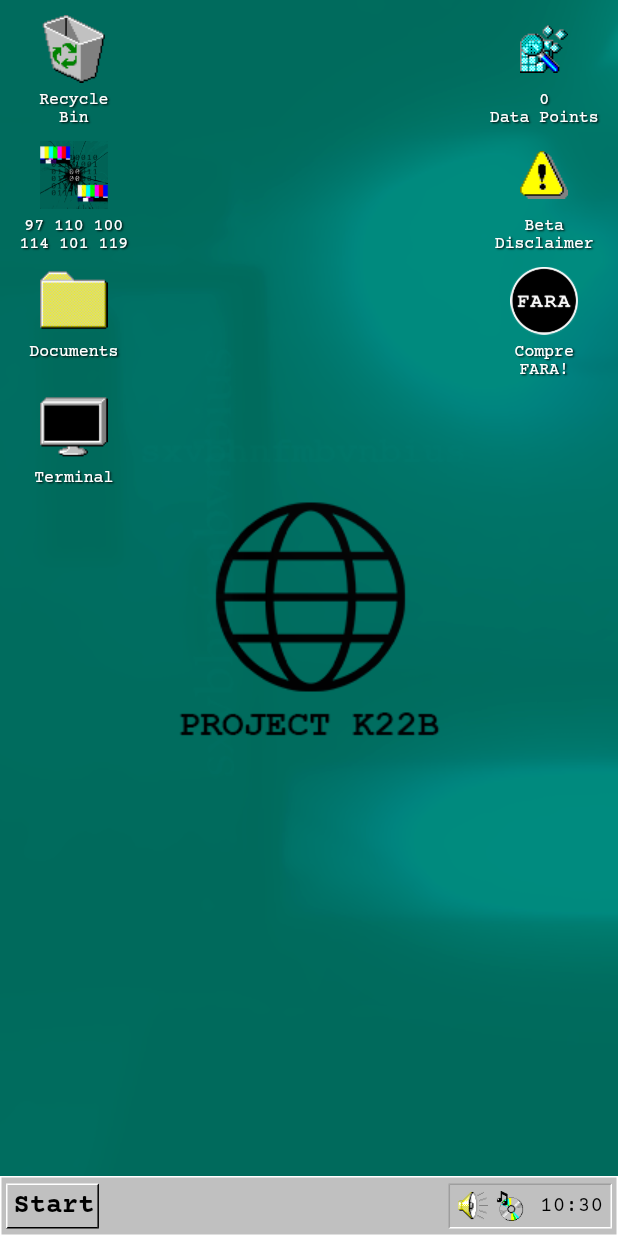
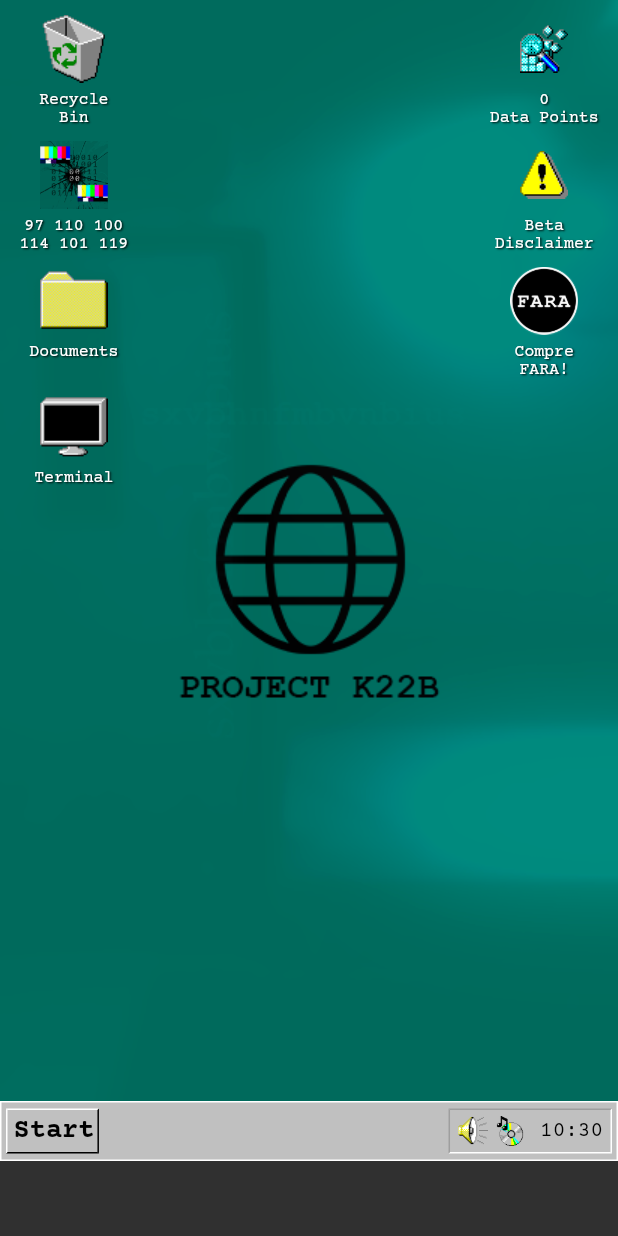
Before and after one commit to ricarthlima/for-a-real-angel, a Flutter app: the Desktop screen opened directly, after a tap on "97 110 100 114 101 119", on a phone screen of 412 x 824 dp. Run offline on Flutter 3.47's test engine with Material 2 defaults, Android fonts, the phone set to English and light mode, and no system bars; our stand-ins replace after_layout, audioplayers, carousel_slider, package_info, shared_preferences; missing offline and left inert: firebase_admob, soundpool, swipedetector; accounts and stored records are empty.

Commit message:
adicionado ads no demo

```diff
--- a/lib/desktop.dart
+++ b/lib/desktop.dart
@@ -1,9 +1,11 @@
 import 'dart:convert';
 
 import 'package:after_layout/after_layout.dart';
+import 'package:firebase_admob/firebase_admob.dart';
 import 'package:for_a_real_angel_demo/helper/customDialog.dart';
 import 'package:for_a_real_angel_demo/helper/sound_player.dart';
 import 'package:for_a_real_angel_demo/screens/desktop_screen.dart';
+import 'package:for_a_real_angel_demo/values/ad_values.dart';
 import 'package:for_a_real_angel_demo/values/preferences_keys.dart';
 import 'package:for_a_real_angel_demo/partials/taskbar.dart';
 import 'package:flutter/material.dart';
@@ -20,10 +22,15 @@ class Desktop extends StatefulWidget {
 
 class _DesktopState extends State<Desktop> with AfterLayoutMixin<Desktop> {
   String wallpaper = "assets/wallpaper-def.png";
+  BannerAd myBanner;
 
   @override
   void initState() {
     super.initState();
+    FirebaseAdMob.instance.initialize(appId: AdValues.app);
+
+    startBanner();
+    displayBanner();
   }
 
   @override
@@ -31,11 +38,40 @@ class _DesktopState extends State<Desktop> with AfterLayoutMixin<Desktop> {
     _versionVerification(context);
   }
 
+  void startBanner() {
+    myBanner = BannerAd(
+      adUnitId: AdValues.banner,
+      size: AdSize.smartBanner,
+      targetingInfo: AdValues.targetingInfo,
+      listener: (MobileAdEvent event) {
+        if (event == MobileAdEvent.opened) {
+          // MobileAdEvent.opened
+          // MobileAdEvent.clicked
+          // MobileAdEvent.closed
+          // MobileAdEvent.failedToLoad
+          // MobileAdEvent.impression
+          // MobileAdEvent.leftApplication
+        }
+      },
+    );
+  }
+
+  void displayBanner() {
+    myBanner
+      ..load()
+      ..show(
+        anchorOffset: 0.0,
+        anchorType: AnchorType.bottom,
+      );
+  }
+
   @override
   Widget build(BuildContext context) {
     Size size = MediaQuery.of(context).size;
     return Scaffold(
-      body: Stack(
+      body: Container(
+        padding: EdgeInsets.only(bottom: 50),
+        child: Stack(
           children: <Widget>[
             SwipeDetector(
               onSwipeLeft: () {
@@ -59,6 +95,7 @@ class _DesktopState extends State<Desktop> with AfterLayoutMixin<Desktop> {
               soundPlayer: widget.soundPlayer,
             ),
           ],
+        ),
       ),
     );
   }
--- /dev/null
+++ b/lib/values/ad_values.dart
@@ -0,0 +1,14 @@
+import 'package:firebase_admob/firebase_admob.dart';
+
+class AdValues {
+  static const String app = "ca-app-pub-1049717100151954~1139524725";
+  static const String banner = "ca-app-pub-1049717100151954/5071030879";
+  static const String tela = "ca-app-pub-1049717100151954/1422116827";
+  static const String premiado = "ca-app-pub-1049717100151954/5310704023";
+
+  static const MobileAdTargetingInfo targetingInfo = MobileAdTargetingInfo(
+    keywords: <String>['game', 'puzzle', 'mistery', 'jogo', 'riddle'],
+    childDirected: false,
+    testDevices: <String>[],
+  );
+}
--- a/pubspec.yaml
+++ b/pubspec.yaml
@@ -13,7 +13,7 @@ description: Version demo from F(or) A Real Angel.
 # https://developer.apple.com/library/archive/documentation/General/Reference/InfoPlistKeyReference/Articles/CoreFoundationKeys.html
 
 # MUDA TAMBÉM EM "values/internalVersion" <<<<<<<<<<<<<<<<<<<<<<<<<<<<<<<<<<<<<<<<<<<<<<
-version: 0.1.0+1
+version: 0.2.0+2
 
 environment:
   sdk: ">=2.2.2 <3.0.0"
@@ -33,6 +33,9 @@ dependencies:
   carousel_slider: ^1.4.1
   audioplayers: ^0.13.7
   after_layout: ^1.0.7+2
+
+  # Firebase for Ads
+  firebase_admob: ^0.9.0+10
 
 dev_dependencies:
   flutter_test:
```
Also changed, not shown: lib/screens/desktop_screen.dart (+38 -9 lines), lib/screens/simple_cap.dart (+31 -1 lines), lib/screens/terminal.dart (+0 -12 lines), pubspec.lock, 3 other files. Lines whose indentation alone changed are shown as unchanged.
